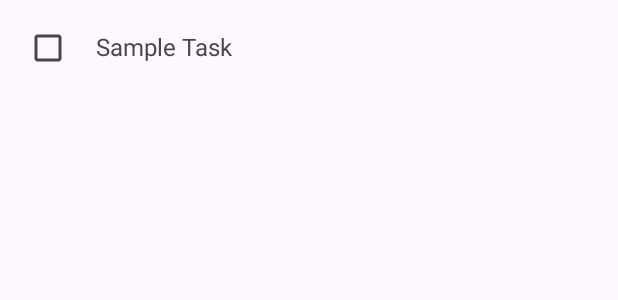
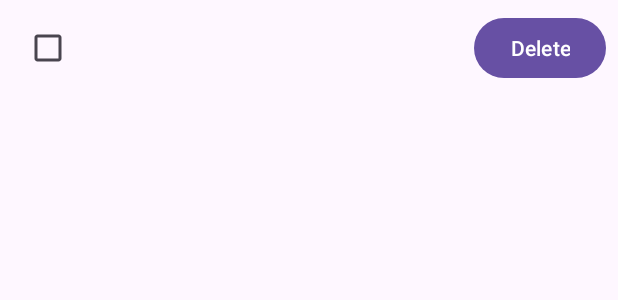
Before and after one commit to AeternumDev/App-Project-One, an Android app: the layout task_item.xml on its own in the app's theme, with its tools: preview values and no code run, on a phone screen of 412 x 824 dp. Shown: the top 300 px of the screen. Run offline under Robolectric (Android 15) with nearby library versions, the phone set to English and light mode, and no system bars.

Commit message:
Version 1.3

```diff
--- a/app/src/main/res/layout/task_item.xml
+++ b/app/src/main/res/layout/task_item.xml
@@ -10,13 +10,21 @@
         android:layout_width="wrap_content"
         android:layout_height="wrap_content" />
 
-    <TextView
+    <EditText
         android:id="@+id/taskDescription"
         android:layout_width="0dp"
         android:layout_height="wrap_content"
         android:layout_weight="1"
-        android:paddingStart="8dp"
-        android:paddingEnd="8dp"
-        android:text="Sample Task"
-        android:textSize="16sp" />
+        android:background="@android:color/transparent"
+        android:focusable="true"
+        android:focusableInTouchMode="true"
+        android:imeOptions="actionDone"
+        android:inputType="text"
+        android:singleLine="true" />
+
+    <Button
+        android:id="@+id/deleteButton"
+        android:layout_width="wrap_content"
+        android:layout_height="wrap_content"
+        android:text="Delete" />
 </LinearLayout>
```
Also changed, not shown: app/src/main/java/com/example/appprojectone/MainActivity.kt (+9 -17 lines), app/src/main/java/com/example/appprojectone/TaskAdapter.kt (+57 -3 lines).
